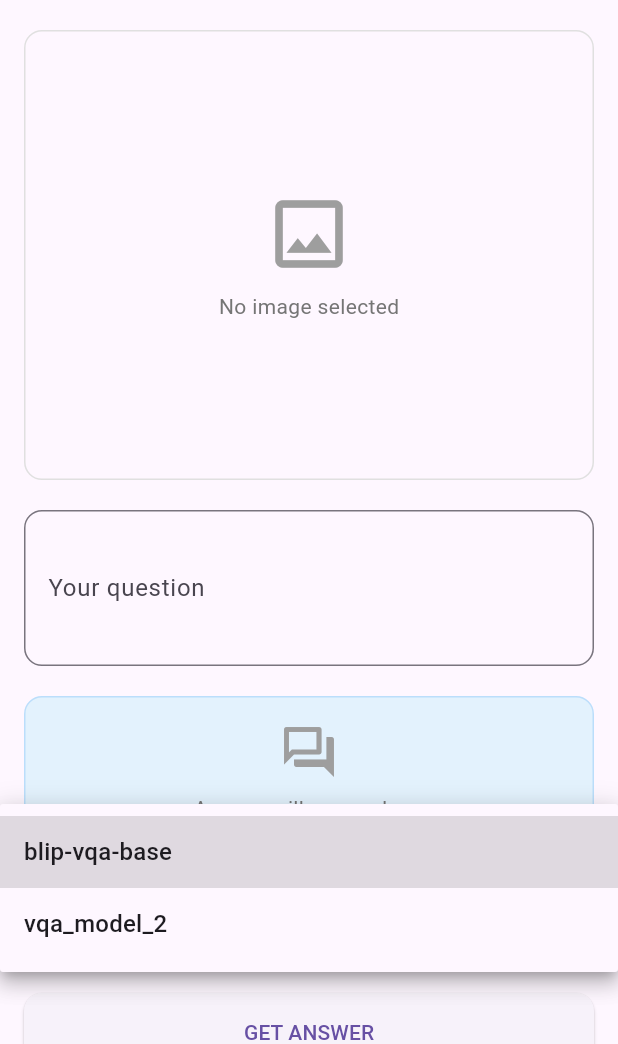
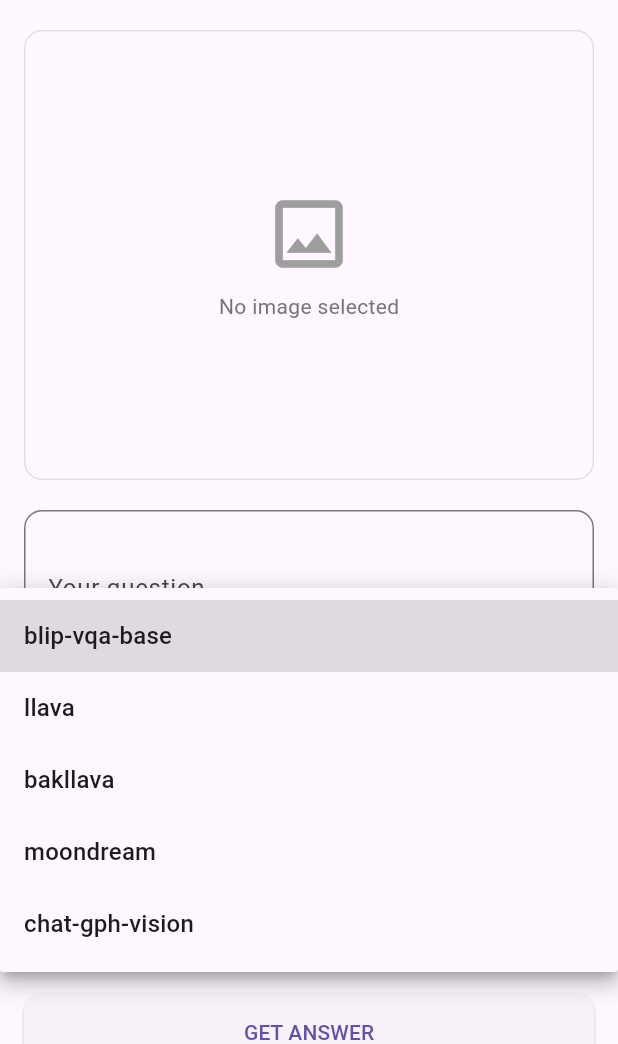
Before and after one commit to TarekMineRoyal/4th-Year-Project-Prototype, a Flutter app: the VQAScreen screen opened directly, after a tap on "Select VQA model", on a phone screen of 412 x 824 dp, the part 192-1236 px from its top. Run offline on Flutter 3.47's test engine with Material 3 defaults, Android fonts, the phone set to English and light mode, and no system bars; our stand-ins replace image_picker.

Commit message:
Added the bakllava, moondream and the chat-gph-vision models

```diff
--- a/Mobile app/lib/screens/VQA_screen.dart
+++ b/Mobile app/lib/screens/VQA_screen.dart
@@ -36,7 +36,13 @@
   File? _selectedImage;
   String? _selectedOption;
   bool _isSending = false;
-  final List<String> _options = ['blip-vqa-base', 'vqa_model_2'];
+  final List<String> _options = [
+    'blip-vqa-base',
+    'llava',
+    'bakllava',
+    'moondream',
+    'chat-gph-vision',
+  ];
   String? _answer;
   double? _processingTime;
   final ImagePicker _picker = ImagePicker();
```
Also changed, not shown: 1 other file.
